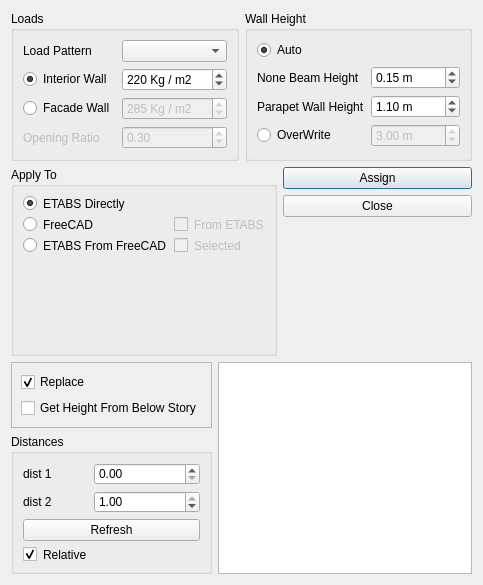
Before: the Qt Designer form widgets/assign/wall_load_on_frames.ui in ebrahimraeyat/civilTools, drawn with Qt 5.
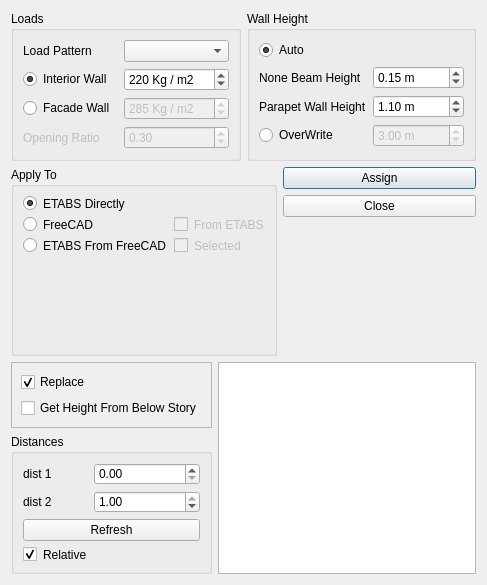
After: the same form once the commit is applied. Icons and pictures are not drawn.

Commit message: Change in wall loads widgets and reset dists

Patch:
```diff
--- a/widgets/assign/wall_load_on_frames.ui
+++ b/widgets/assign/wall_load_on_frames.ui
@@ -6,7 +6,7 @@
    <rect>
     <x>0</x>
     <y>0</y>
-    <width>483</width>
+    <width>487</width>
     <height>585</height>
    </rect>
   </property>
```
Left out of the diff: 2 changed lines with no effect on the pictures. The commit also changes 1 other file.
